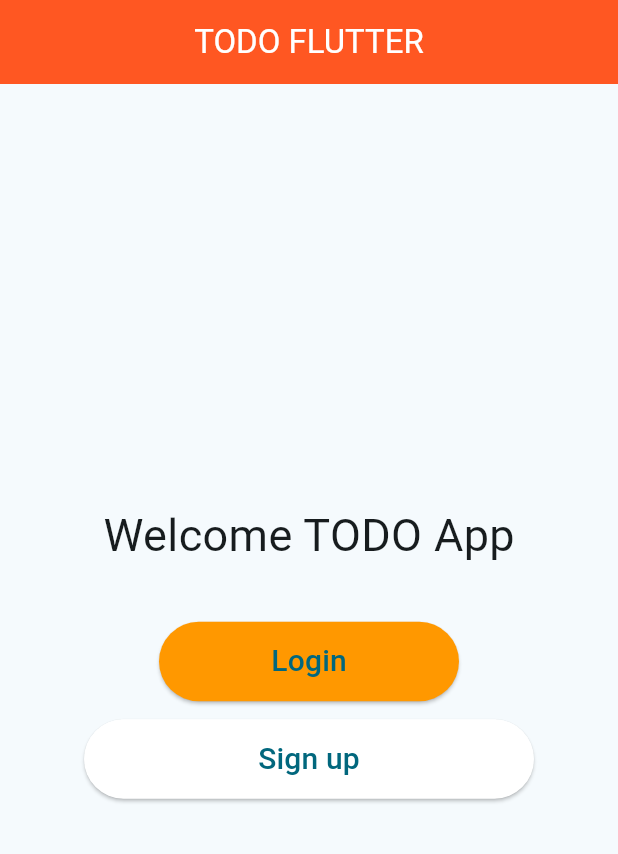
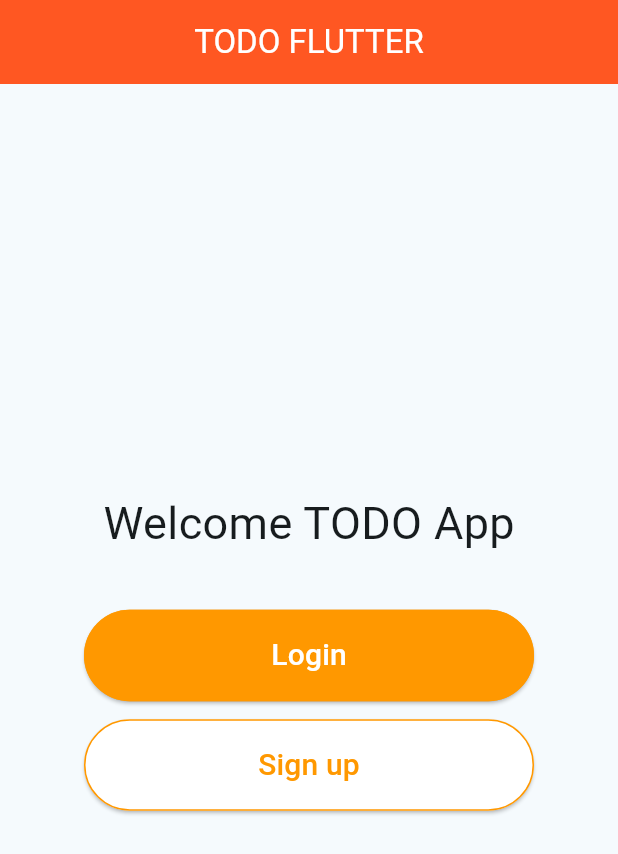
Before and after one commit to j-e-torres/todo_flutter, a Flutter app: the screen it shows after launch, on a phone screen of 412 x 824 dp. Shown: the top 854 px of the screen. Run offline on Flutter 3.47's test engine with Material 2 defaults, Android fonts, the phone set to English and light mode, and no system bars.

Commit message:
feat(login-screen): update button variant mapping

```diff
--- a/lib/common/widgets/button/button.widget.dart
+++ b/lib/common/widgets/button/button.widget.dart
@@ -6,7 +6,6 @@ class CustomButton extends StatelessWidget {
   final VoidCallback onPressed;
   final double width;
   final double marginBottom;
-  // final Color color;
   final ButtonVariant variant;
 
   const CustomButton(
@@ -18,41 +17,68 @@ class CustomButton extends StatelessWidget {
       this.variant = ButtonVariant.primary});
 
   static final ButtonStyle _sharedStyles = ElevatedButton.styleFrom(
-    padding: const EdgeInsets.all(12),
+      padding: const EdgeInsets.all(16),
+      side: const BorderSide(width: 1, color: Colors.orange)
       // Add any other shared styles here
       );
 
-  static final Map<ButtonVariant, ButtonStyle> _variantStyles = {
-    ButtonVariant.primary: ElevatedButton.styleFrom(
+  static final Map<ButtonVariant, VariantStyle> _variantStyles = {
+    ButtonVariant.primary: VariantStyle(
+      buttonStyle: ElevatedButton.styleFrom(
         backgroundColor: Colors.orange,
       ).merge(_sharedStyles),
-    ButtonVariant.secondary: ElevatedButton.styleFrom(
+      textColor: Colors.white,
+    ),
+    ButtonVariant.secondary: VariantStyle(
+      buttonStyle: ElevatedButton.styleFrom(
         backgroundColor: Colors.white,
       ).merge(_sharedStyles),
-    ButtonVariant.success: ElevatedButton.styleFrom(
+      textColor: Colors.orange,
+    ),
+    ButtonVariant.success: VariantStyle(
+      buttonStyle: ElevatedButton.styleFrom(
         backgroundColor: Colors.green,
       ).merge(_sharedStyles),
-    ButtonVariant.danger: ElevatedButton.styleFrom(
+      textColor: Colors.white,
+    ),
+    ButtonVariant.danger: VariantStyle(
+      buttonStyle: ElevatedButton.styleFrom(
         backgroundColor: Colors.red,
       ).merge(_sharedStyles),
+      textColor: Colors.white,
+    ),
   };
 
   @override
   Widget build(BuildContext context) {
-    final ButtonStyle buttonStyle = _variantStyles[variant] as ButtonStyle;
+    final VariantStyle variantStyle =
+        _variantStyles[variant]!; // Default value will always be primary
+
+    final TextStyle textStyle = TextStyle(
+      fontSize: 20,
+      color: variantStyle.textColor,
+    );
+
     return Padding(
       padding: EdgeInsets.only(bottom: marginBottom),
       child: SizedBox(
         width: width,
         child: ElevatedButton(
           onPressed: onPressed,
-          style: buttonStyle,
+          style: variantStyle.buttonStyle,
           child: Text(
             label,
-            style: const TextStyle(fontSize: 20),
+            style: textStyle,
           ),
         ),
       ),
     );
   }
 }
+
+class VariantStyle {
+  final ButtonStyle buttonStyle;
+  final Color textColor;
+
+  VariantStyle({required this.buttonStyle, required this.textColor});
+}
--- a/lib/main.dart
+++ b/lib/main.dart
@@ -19,7 +19,6 @@ class MyApp extends StatelessWidget {
         colorScheme: ColorScheme.fromSeed(seedColor: const Color(0xdfe8ec)),
         useMaterial3: true,
       ),
-      // home: const MyHomePage(title: 'Flutter Demo Home Page'),
         routes: {
           '/': (context) => const ScreenWrapper(child: RootScreen()),
           '/login': (context) => const ScreenWrapper(child: LoginScreen()),
--- a/lib/screens/root/root.screen.dart
+++ b/lib/screens/root/root.screen.dart
@@ -20,6 +20,7 @@ class RootScreen extends StatelessWidget {
           children: [
             CustomButton(
               label: 'Login',
+              width: 300,
               variant: ButtonVariant.primary,
               onPressed: () {
                 Navigator.pushNamed(context, '/login');
```
Lines whose indentation alone changed are shown as unchanged.
